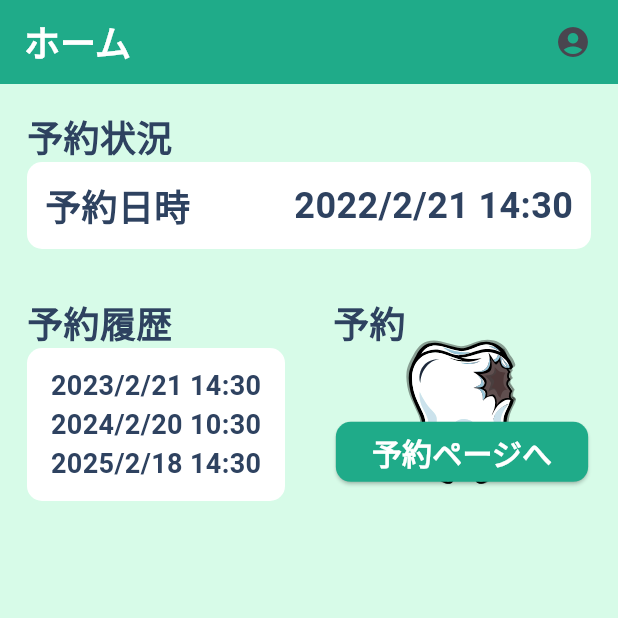
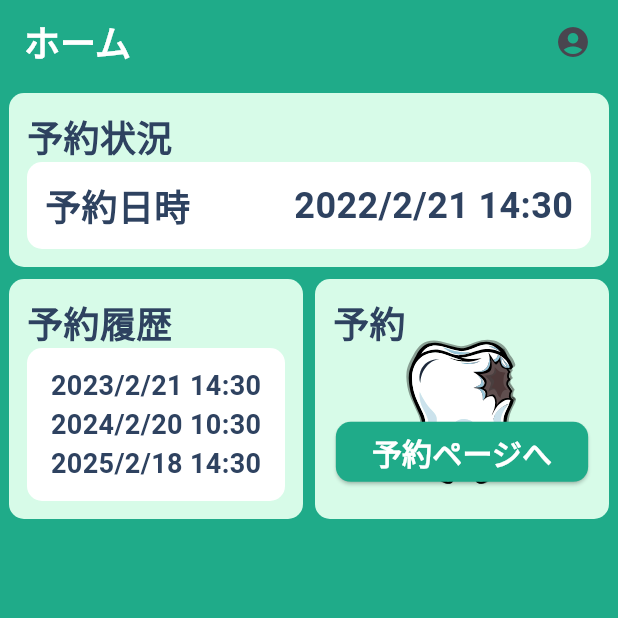
Before and after one commit to shogoisaji/tooth_reservation, a Flutter app: the screen it shows once a user with an empty profile is signed in, on a phone screen of 412 x 824 dp, the top half of it. Run offline on Flutter 3.47's test engine with Material 3 defaults, Android fonts, the light colour scheme and no system bars; our stand-ins replace flutter_hooks, flutter_riverpod, font_awesome_flutter, freezed_annotation, go_router, hooks_riverpod and 4 more; accounts and stored records are empty; generated files the repository leaves out were written again; Roboto replaces fonts that are missing (M PLUS Rounded 1c).

Commit message:
⚡️ Update background colors in router.dart

```diff
--- a/lib/routes/router.dart
+++ b/lib/routes/router.dart
@@ -49,7 +49,7 @@ GoRouter router(RouterRef ref) {
       path: '/home',
       builder: (BuildContext context, GoRouterState state) {
         return Scaffold(
-          backgroundColor: const Color(MyColor.mint4),
+          backgroundColor: const Color(MyColor.mint1),
           appBar: AppBar(
             title: const Text('ホーム', style: TextStyle(color: Colors.white, fontSize: 24, fontWeight: FontWeight.bold)),
             backgroundColor: const Color(MyColor.mint1),
@@ -76,7 +76,7 @@ GoRouter router(RouterRef ref) {
           path: 'reservation',
           builder: (BuildContext context, GoRouterState state) {
             return Scaffold(
-              backgroundColor: const Color(MyColor.mint4),
+              backgroundColor: const Color(MyColor.mint2),
               appBar: AppBar(
                 title:
                     const Text('予約', style: TextStyle(color: Colors.white, fontSize: 24, fontWeight: FontWeight.bold)),
```
